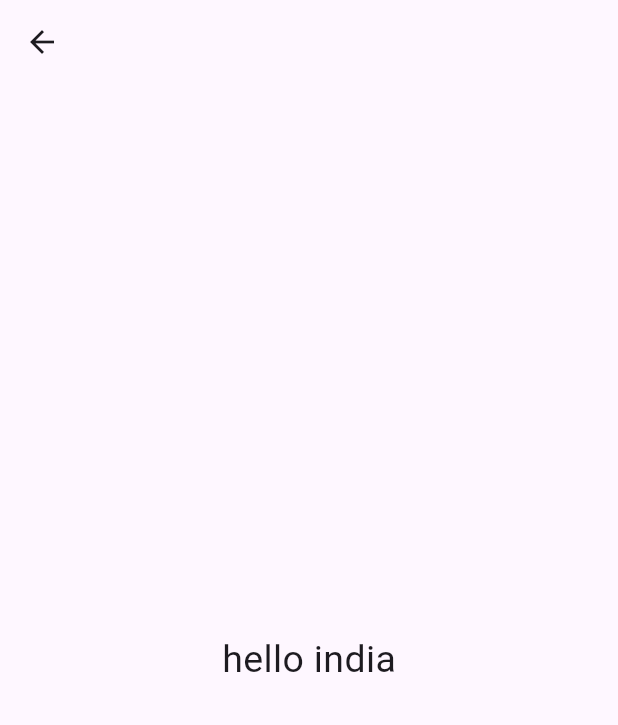
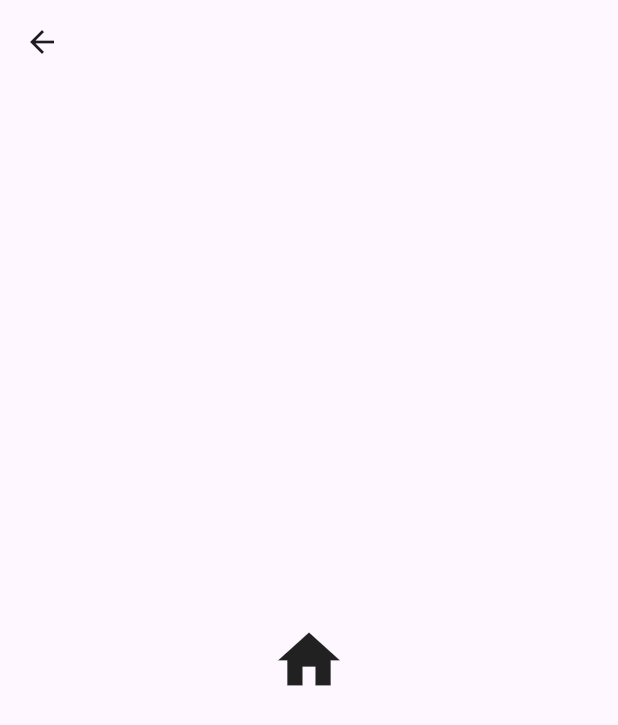
Before and after one commit to Mann24622/calculator, a Flutter app: the HomeScreen screen opened directly, on a phone screen of 412 x 824 dp. Shown: the top 725 px of the screen. Run offline on Flutter 3.47's test engine with Material 3 defaults, Android fonts, the phone set to English and light mode, and no system bars; our stand-ins replace math_expressions, sqflite; accounts and stored records are empty.

Commit message:
- icon add

```diff
--- a/lib/home/home_screen.dart
+++ b/lib/home/home_screen.dart
@@ -14,7 +14,7 @@ class _HomeScreenState extends State<HomeScreen> {
       appBar: AppBar(
 
       ),
-      body: Center(child: Text('hello india' , style: TextStyle(fontSize: 25),)),
+      body: Center(child: Icon(Icons.home,size: 50,)),
     );
   }
 }
```
